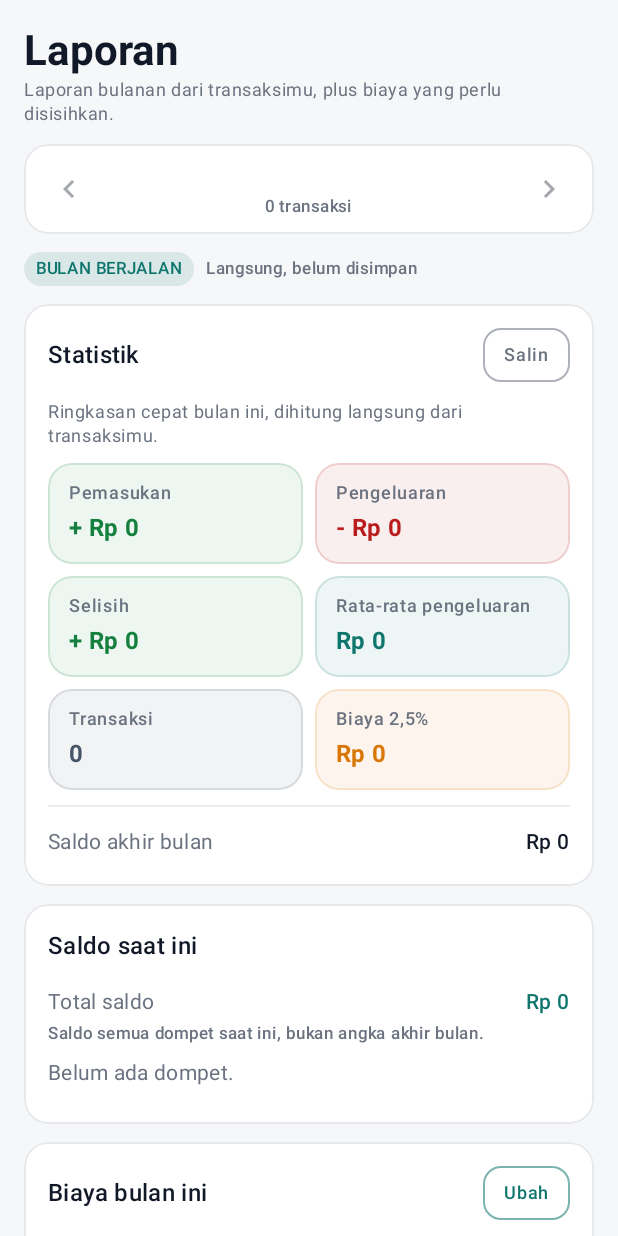
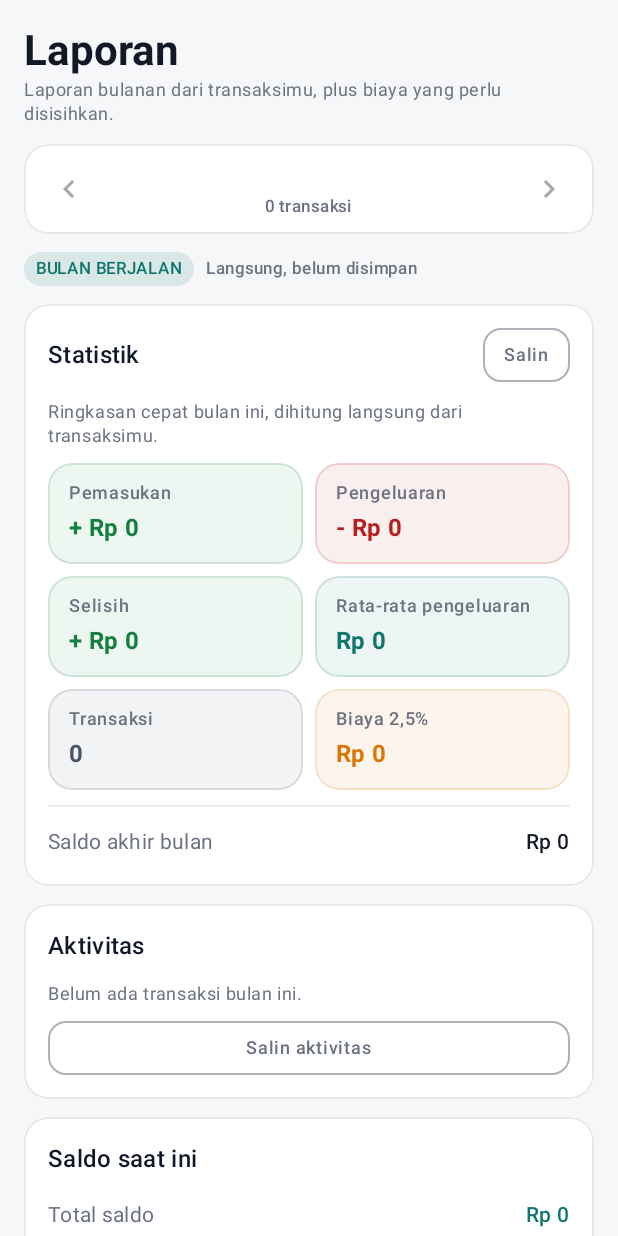
Before and after one commit to irfanhifzha/nabungah-apk, an Android app built with Jetpack Compose: the composable ReviewTab shown on its own in the app's theme, on a phone screen of 412 x 824 dp. Run offline under Robolectric (Android 15) with nearby library versions, the phone set to English and light mode, and no system bars.

Commit message:
fix(report): copy full month activity and align detail buttons

```diff
--- a/app/src/main/java/com/nabungah/ui/ReviewTab.kt
+++ b/app/src/main/java/com/nabungah/ui/ReviewTab.kt
@@ -272,6 +272,27 @@ fun ReviewTab(vm: MainViewModel, data: AppData, onSheet: (Sheet) -> Unit) {
         }
 
         item {
+            SectionCard(title = "Aktivitas ${Fmt.monthLabel(month)}") {
+                Text(
+                    text = if (report.count == 0) {
+                        "Belum ada transaksi bulan ini."
+                    } else {
+                        "Salin seluruh ${report.count} transaksi bulan ini lengkap dengan tanggal, " +
+                            "tipe, dompet, dan catatan."
+                    },
+                    style = MaterialTheme.typography.bodySmall,
+                    color = Muted,
+                )
+                Spacer(Modifier.height(10.dp))
+                CopyButton(
+                    text = monthActivityCopyText(month, activeData.transactions, data.walletNames),
+                    label = "Salin aktivitas",
+                    modifier = Modifier.fillMaxWidth(),
+                )
+            }
+        }
+
+        item {
             SectionCard(title = "Saldo saat ini") {
                 AmountRow(
                     "Total saldo",
--- a/app/src/main/java/com/nabungah/ui/Sheets.kt
+++ b/app/src/main/java/com/nabungah/ui/Sheets.kt
@@ -103,6 +103,31 @@ fun monthCopyText(
     }
 }
 
+/** Full activity block for one month: every transaction with date, type, wallet, and note. */
+fun monthActivityCopyText(
+    month: String,
+    transactions: List<Trx>,
+    walletNames: Map<Long, String>,
+): String = buildString {
+    val rows = transactions
+        .filter { it.month == month }
+        .sortedByDescending { it.occurredAt }
+    append("*Nabungah — Aktivitas ${Fmt.monthLabel(month)}*\n")
+    append("${rows.size} transaksi")
+    if (rows.isEmpty()) {
+        append("\n\nBelum ada transaksi.")
+    } else {
+        rows.forEach { t ->
+            val income = t.type == "income"
+            append("\n\n${Fmt.timestamp(t.occurredAt)} · ${t.title}\n")
+            append("${if (income) "Pemasukan" else "Pengeluaran"} · ")
+            append((if (income) "+ " else "- ") + Fmt.rp(t.amount) + "\n")
+            append("Dompet: ${walletNames[t.walletId] ?: "Dompet dihapus"}\n")
+            append("Catatan: ${t.note.ifBlank { "-" }}")
+        }
+    }
+}
+
 private fun signed(value: Long): String =
     if (value < 0) "- " + Fmt.rp(-value) else "+ " + Fmt.rp(value)
 
@@ -112,7 +137,12 @@ private fun copyToClipboard(context: Context, label: String, text: String) {
 }
 
 @Composable
-fun CopyButton(text: String, modifier: Modifier = Modifier) {
+fun CopyButton(
+    text: String,
+    modifier: Modifier = Modifier,
+    label: String = "Salin",
+    compact: Boolean = true,
+) {
     var copied by remember { mutableStateOf(false) }
     val context = LocalContext.current
     LaunchedEffect(copied) {
@@ -122,14 +152,14 @@ fun CopyButton(text: String, modifier: Modifier = Modifier) {
         }
     }
     OutlinedActionButton(
-        text = if (copied) "✓ Tersalin" else "Salin",
+        text = if (copied) "✓ Tersalin" else label,
         onClick = {
             copyToClipboard(context, "Nabungah", text)
             copied = true
         },
         modifier = modifier,
         color = if (copied) IncomeGreen else Muted,
-        compact = true,
+        compact = compact,
     )
 }
 
@@ -359,7 +389,11 @@ fun TransactionDetailSheet(
                 "Catatan: ${trx.note.ifBlank { "-" }}",
         )
         Row(horizontalArrangement = Arrangement.spacedBy(8.dp)) {
-            CopyButton(text = trxCopyText(trx, walletName), modifier = Modifier.weight(1f))
+            CopyButton(
+                text = trxCopyText(trx, walletName),
+                modifier = Modifier.weight(1f),
+                compact = false,
+            )
             OutlinedActionButton(
                 text = "Edit",
                 onClick = onEdit,
```
Also changed, not shown: 3 other files.
